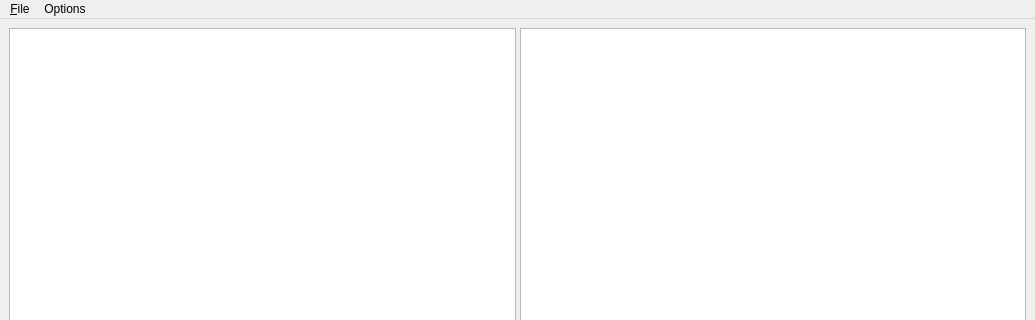
swri-robotics/swri_console, file ui/console_window.ui: the form before one commit; both pictures show x 0 to 1035 and y 0 to 320 of the 1035 by 688 pixel window.
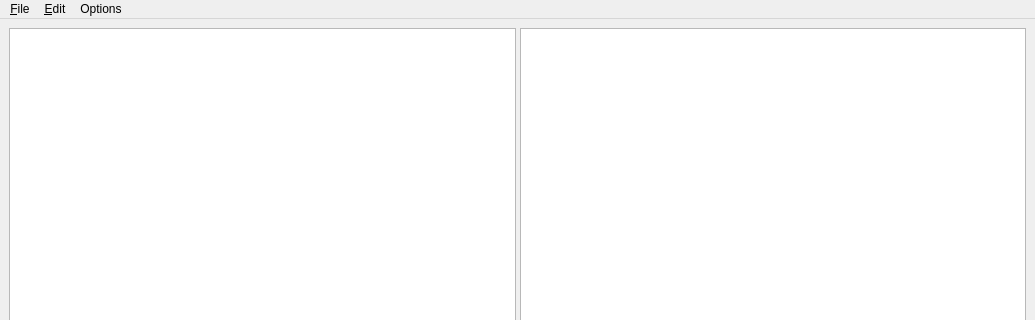
The form after the commit. Icons and pictures are not drawn.

Commit message: Adding the ability to multi-select & copy logs.

```diff
--- a/ui/console_window.ui
+++ b/ui/console_window.ui
@@ -209,6 +209,13 @@
     <addaction name="separator"/>
     <addaction name="action_Quit"/>
    </widget>
+   <widget class="QMenu" name="menu_Edit">
+    <property name="title">
+     <string>&amp;Edit</string>
+    </property>
+    <addaction name="action_Copy"/>
+    <addaction name="action_SelectAll"/>
+   </widget>
    <widget class="QMenu" name="menuOptions">
     <property name="title">
      <string>Options</string>
@@ -219,6 +226,7 @@
     <addaction name="action_SelectFont"/>
    </widget>
    <addaction name="menu_File"/>
+   <addaction name="menu_Edit"/>
    <addaction name="menuOptions"/>
   </widget>
   <widget class="QStatusBar" name="statusbar"/>
```
Left out of the diff: 22 changed lines with no effect on the pictures. The commit also changes 2 other files.
